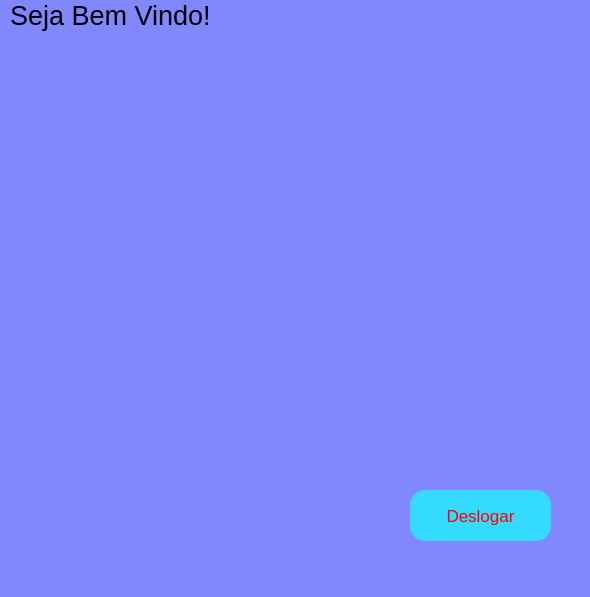
First picture: the form in segunda_tela.ui, repository VBSX/Groove-PyCryptoBot, before the edit.
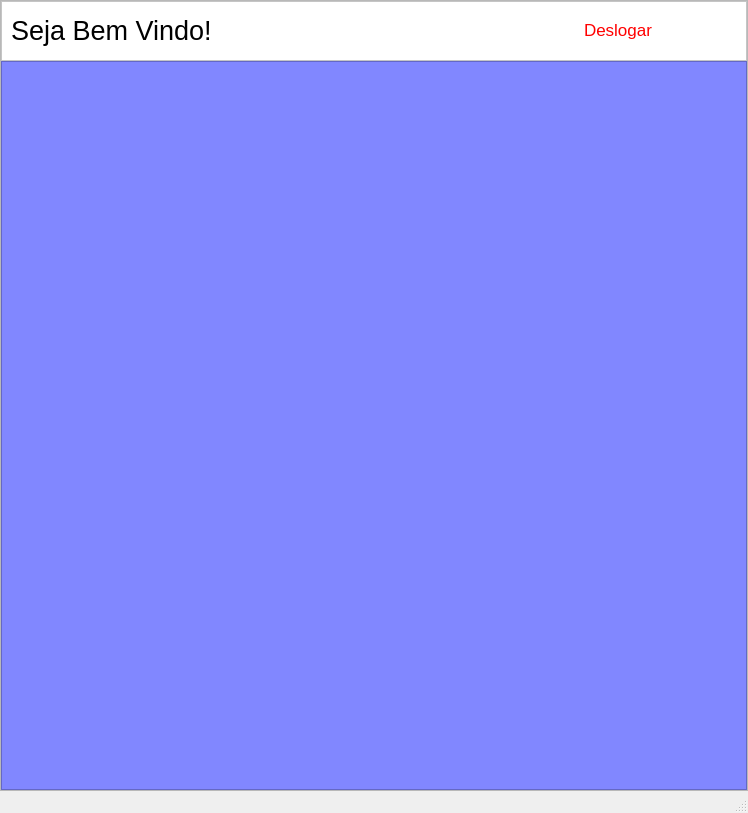
Second picture: the form after the edit.

Commit message: Melhorias na interface grafica

```diff
--- a/segunda_tela.ui
+++ b/segunda_tela.ui
@@ -6,69 +6,147 @@
    <rect>
     <x>0</x>
     <y>0</y>
-    <width>590</width>
-    <height>597</height>
+    <width>748</width>
+    <height>813</height>
    </rect>
   </property>
   <property name="windowTitle">
    <string>MainWindow</string>
   </property>
   <property name="styleSheet">
-   <string notr="true">background-color: rgb(129, 135, 255);</string>
+   <string notr="true"/>
   </property>
   <widget class="QWidget" name="centralwidget">
-   <widget class="QPushButton" name="pushButton">
-    <property name="geometry">
-     <rect>
-      <x>410</x>
-      <y>490</y>
-      <width>141</width>
-      <height>51</height>
-     </rect>
+   <layout class="QVBoxLayout" name="verticalLayout">
+    <property name="spacing">
+     <number>0</number>
     </property>
-    <property name="font">
-     <font>
-      <pointsize>13</pointsize>
-     </font>
+    <property name="leftMargin">
+     <number>0</number>
     </property>
-    <property name="styleSheet">
-     <string notr="true">background-color: rgb(53, 218, 255);
+    <property name="topMargin">
+     <number>0</number>
+    </property>
+    <property name="rightMargin">
+     <number>0</number>
+    </property>
+    <property name="bottomMargin">
+     <number>0</number>
+    </property>
+    <item>
+     <widget class="QFrame" name="frame">
+      <property name="frameShape">
+       <enum>QFrame::StyledPanel</enum>
+      </property>
+      <property name="frameShadow">
+       <enum>QFrame::Raised</enum>
+      </property>
+      <layout class="QVBoxLayout" name="verticalLayout_2">
+       <property name="spacing">
+        <number>0</number>
+       </property>
+       <property name="leftMargin">
+        <number>0</number>
+       </property>
+       <property name="topMargin">
+        <number>0</number>
+       </property>
+       <property name="rightMargin">
+        <number>0</number>
+       </property>
+       <property name="bottomMargin">
+        <number>0</number>
+       </property>
+       <item>
+        <widget class="QFrame" name="frame_2">
+         <property name="minimumSize">
+          <size>
+           <width>0</width>
+           <height>0</height>
+          </size>
+         </property>
+         <property name="maximumSize">
+          <size>
+           <width>16777215</width>
+           <height>60</height>
+          </size>
+         </property>
+         <property name="styleSheet">
+          <string notr="true">background-color: rgb(255, 255, 255);</string>
+         </property>
+         <property name="frameShape">
+          <enum>QFrame::StyledPanel</enum>
+         </property>
+         <property name="frameShadow">
+          <enum>QFrame::Raised</enum>
+         </property>
+         <layout class="QVBoxLayout" name="verticalLayout_3">
+          <item>
+           <layout class="QHBoxLayout" name="horizontalLayout">
+            <item>
+             <widget class="QLabel" name="label">
+              <property name="font">
+               <font>
+                <pointsize>20</pointsize>
+               </font>
+              </property>
+              <property name="text">
+               <string>Seja Bem Vindo!</string>
+              </property>
+             </widget>
+            </item>
+            <item alignment="Qt::AlignLeft">
+             <widget class="QLabel" name="nome_user">
+              <property name="font">
+               <font>
+                <pointsize>20</pointsize>
+               </font>
+              </property>
+              <property name="text">
+               <string/>
+              </property>
+             </widget>
+            </item>
+            <item>
+             <widget class="QPushButton" name="pushButton">
+              <property name="font">
+               <font>
+                <pointsize>13</pointsize>
+               </font>
+              </property>
+              <property name="styleSheet">
+               <string notr="true">background-color: rgb(255, 255, 255);
 border-radius: 15px;
 border-style: outset;
 color: rgb(255, 0, 0);</string>
-    </property>
-    <property name="text">
-     <string>Deslogar</string>
-    </property>
-   </widget>
-   <widget class="QLabel" name="label">
-    <property name="geometry">
-     <rect>
-      <x>10</x>
-      <y>0</y>
-      <width>231</width>
-      <height>31</height>
-     </rect>
-    </property>
-    <property name="font">
-     <font>
-      <pointsize>20</pointsize>
-     </font>
-    </property>
-    <property name="text">
-     <string>Seja Bem Vindo!</string>
-    </property>
-   </widget>
-  </widget>
-  <widget class="QMenuBar" name="menubar">
-   <property name="geometry">
-    <rect>
-     <x>0</x>
-     <y>0</y>
-     <width>590</width>
-     <height>21</height>
-    </rect>
-   </property>
+              </property>
+              <property name="text">
+               <string>Deslogar</string>
+              </property>
+             </widget>
+            </item>
+           </layout>
+          </item>
+         </layout>
+        </widget>
+       </item>
+       <item>
+        <widget class="QFrame" name="frame_3">
+         <property name="styleSheet">
+          <string notr="true">background-color: rgb(129, 135, 255);</string>
+         </property>
+         <property name="frameShape">
+          <enum>QFrame::StyledPanel</enum>
+         </property>
+         <property name="frameShadow">
+          <enum>QFrame::Raised</enum>
+         </property>
+        </widget>
+       </item>
+      </layout>
+     </widget>
+    </item>
+   </layout>
   </widget>
   <widget class="QStatusBar" name="statusbar"/>
  </widget>
```
The commit also changes 4 other files.
